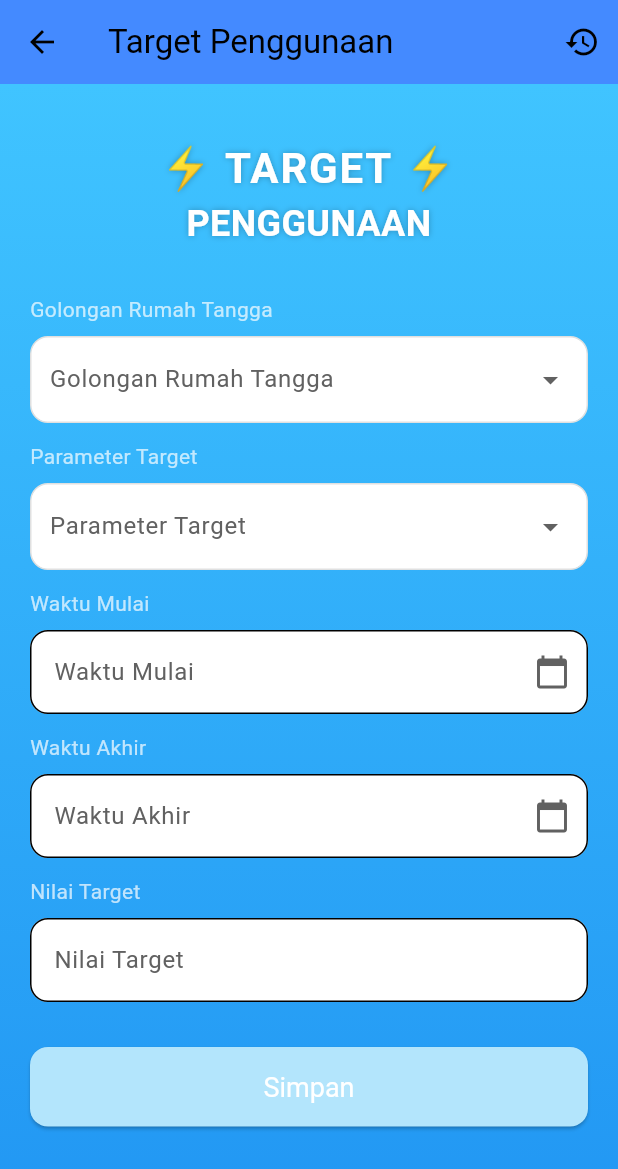
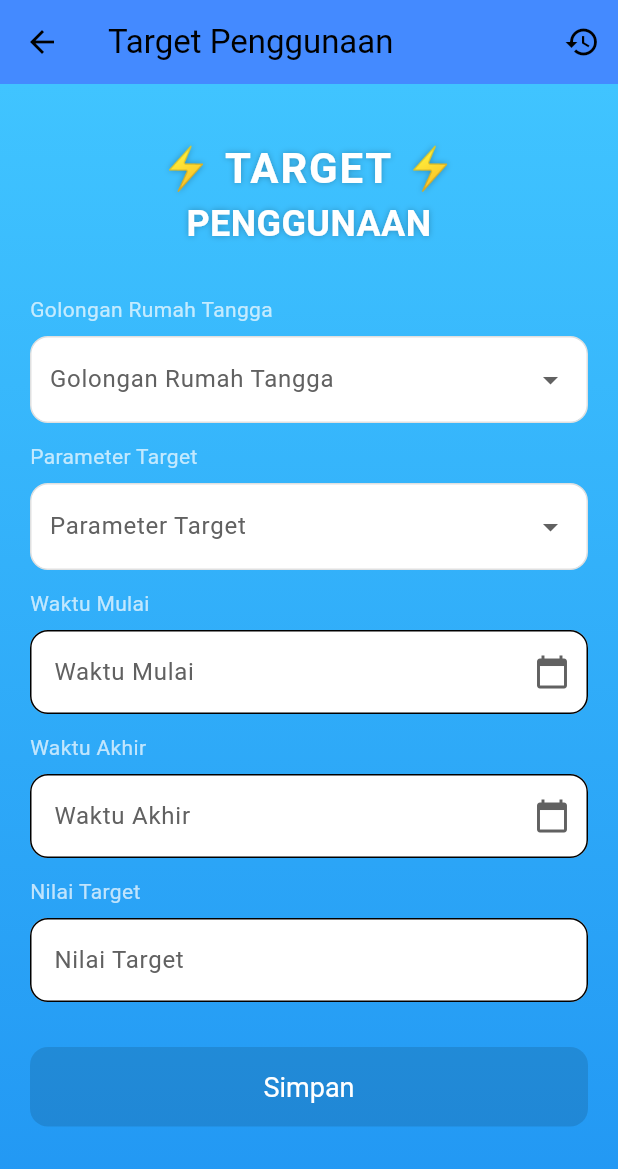
Before and after one commit to Shafasp26/emonic, a Flutter app: the screen it shows once a user with an empty profile is signed in, item 2 of the bottom bar chosen, on a phone screen of 412 x 824 dp. Shown: the top 1169 px of the screen. Run offline on Flutter 3.47's test engine with Material 3 defaults, Android fonts, the phone set to English and light mode, and no system bars; our stand-ins replace bloc, cloud_firestore, equatable, firebase_auth, firebase_core, flutter_bloc and 1 more; accounts and stored records are empty; network calls fail.

Commit message:
Perubahan halaman target, history dan penambahan file berhasil input

```diff
--- a/lib/screens/home/views/home_screen.dart
+++ b/lib/screens/home/views/home_screen.dart
@@ -1,7 +1,7 @@
 import 'package:flutter/material.dart';
 import 'package:flutter_bloc/flutter_bloc.dart';
 import 'package:emonic/blocs/authentication_bloc/authentication_bloc.dart';
-import 'package:emonic/screens/home/views/target_pengguna.dart'; // target_pengguna
+import 'package:emonic/screens/home/views/penggunaan/target_pengguna.dart'; // target_pengguna
 import 'package:emonic/screens/home/views/berita.dart'; // Pastikan ini mengarah ke BeritaScreen
 
 class HomeScreen extends StatefulWidget {
--- a/lib/screens/home/views/target_pengguna.dart
+++ b/lib/screens/home/views/penggunaan/target_pengguna.dart
@@ -1,6 +1,7 @@
 import 'package:flutter/material.dart';
 import 'package:cloud_firestore/cloud_firestore.dart';
-import 'package:emonic/screens/home/views/history_target_screen.dart'; // Pastikan path ini benar
+import 'package:emonic/screens/home/views/penggunaan/history_target_screen.dart'; // Pastikan path ini benar
+import 'package:emonic/screens/home/views/penggunaan/berhasil_input_screen.dart'; // Sesuaikan path ini
 
 class TargetPenggunaanScreen extends StatefulWidget {
   const TargetPenggunaanScreen({Key? key}) : super(key: key);
@@ -69,18 +70,12 @@ class _TargetPenggunaanScreenState extends State<TargetPenggunaanScreen> {
             'createdAt': Timestamp.now(),
           });
 
-          ScaffoldMessenger.of(context).showSnackBar(
-            const SnackBar(content: Text("Data berhasil disimpan")),
+          // Navigasi ke BerhasilInputScreen setelah berhasil menyimpan
+          Navigator.pushReplacement(
+            context,
+            MaterialPageRoute(builder: (context) => const BerhasilInputScreen()),
           );
 
-          // Bersihkan form setelah berhasil menyimpan
-          targetController.clear();
-          setState(() {
-            selectedGolongan = null;
-            selectedParameter = null;
-            startDate = null;
-            endDate = null;
-          });
         } catch (e) {
           // Handle error dengan lebih baik, misalnya tampilkan dialog error
           print("Terjadi error saat menyimpan data: $e");
@@ -177,7 +172,8 @@ class _TargetPenggunaanScreenState extends State<TargetPenggunaanScreen> {
                           Form(
                             key: _formKey,
                             child: Column(
-                              crossAxisAlignment: CrossAxisAlignment.start, // Mengatur alignment form
+                              crossAxisAlignment:
+                                  CrossAxisAlignment.start, // Mengatur alignment form
                               children: <Widget>[
                                 Text(
                                   "Golongan Rumah Tangga",
@@ -239,21 +235,35 @@ class _TargetPenggunaanScreenState extends State<TargetPenggunaanScreen> {
                                 SizedBox(
                                   width: double.infinity,
                                   child: ElevatedButton(
-                                    onPressed: _saveToFirestore,
+                                    onPressed: _isFormFilled()
+                                        ? _saveToFirestore
+                                        : null, // Nonaktifkan tombol jika form belum terisi
                                     style: ElevatedButton.styleFrom(
                                       padding: const EdgeInsets.symmetric(
                                           vertical: 16, horizontal: 50),
                                       shape: RoundedRectangleBorder(
                                           borderRadius:
                                               BorderRadius.circular(12)),
-                                      // Warna tombol berdasarkan status form
+                                      // Warna tombol dan teks berdasarkan status form
                                       backgroundColor: _isFormFilled()
-                                          ? Colors.blue
-                                          : Colors.lightBlue.shade100,
-                                      foregroundColor: Colors.white,
-                                      textStyle: const TextStyle(fontSize: 18),
+                                          ? const Color.fromARGB(
+                                              255, 250, 204, 2) // Kuning saat terisi
+                                          : Colors.lightBlue[100], // Biru sangat muda saat belum terisi
+                                      foregroundColor: _isFormFilled()
+                                          ? Colors.blue // Biru tua saat terisi
+                                          : Colors.white, // Putih saat belum terisi
+                                      textStyle:
+                                          const TextStyle(fontSize: 18),
                                     ),
-                                    child: const Text("Simpan"),
+                                    child: Text(
+                                      "Simpan",
+                                      style: TextStyle(
+                                        color: _isFormFilled()
+                                            ? const Color.fromARGB(
+                                                255, 255, 255, 255) // Putih saat terisi
+                                            : Colors.white, // Putih saat belum terisi
+                                      ),
+                                    ),
                                   ),
                                 ),
                               ],
@@ -280,15 +290,12 @@ class _TargetPenggunaanScreenState extends State<TargetPenggunaanScreen> {
     required Function(String?) onChanged,
   }) {
     return Container(
-      padding: EdgeInsets.symmetric(horizontal: 12),
-      // Add horizontal padding
+      padding: const EdgeInsets.symmetric(horizontal: 12),
       decoration: BoxDecoration(
         color: Colors.white,
-        // Background color for the dropdown
         borderRadius: BorderRadius.circular(12),
-        // Rounded corners
         border: Border.all(
-          color: Colors.grey[300]!, // Border color
+          color: Colors.grey[300]!,
         ),
       ),
       child: DropdownButtonFormField<String>(
@@ -297,32 +304,23 @@ class _TargetPenggunaanScreenState extends State<TargetPenggunaanScreen> {
         items: items.map((item) {
           return DropdownMenuItem<String>(
             value: item,
-            child: Text(item,
-                style: TextStyle(
-                    color:
-                        Colors.black)), // Text color for the options
+            child: Text(item, style: const TextStyle(color: Colors.black)),
           );
         }).toList(),
         decoration: InputDecoration(
           labelText: label,
-          // Label text
           labelStyle: TextStyle(color: Colors.grey[700]),
           border: InputBorder.none,
-          // Remove the default border
         ),
-        style: const TextStyle(
-            color:
-                Colors.black), // Text color when a value is selected
+        style: const TextStyle(color: Colors.black),
         validator: (value) {
           if (value == null || value.isEmpty) {
             return '$label harus dipilih';
           }
           return null;
         },
-        icon: Icon(Icons.arrow_drop_down,
-            color: Colors.grey[700]), // Custom dropdown icon color
-        isExpanded:
-            true, // Make the dropdown expand to the available width
+        icon: Icon(Icons.arrow_drop_down, color: Colors.grey[700]),
+        isExpanded: true,
       ),
     );
   }
@@ -334,28 +332,23 @@ class _TargetPenggunaanScreenState extends State<TargetPenggunaanScreen> {
     required VoidCallback onTap,
   }) {
     return TextFormField(
-      readOnly:
-          true, // Make the field read-only to prevent manual input
-      onTap:
-          onTap, // Trigger the date picker when the field is tapped
+      readOnly: true,
+      onTap: onTap,
       controller: TextEditingController(
         text: selectedDate != null
             ? "${selectedDate.day.toString().padLeft(2, '0')}/${selectedDate.month.toString().padLeft(2, '0')}/${selectedDate.year}"
-            : "", // Format the date
+            : "",
       ),
       decoration: InputDecoration(
         labelText: label,
-        // Label text
         labelStyle: TextStyle(color: Colors.grey[700]),
         filled: true,
-        fillColor: Colors.white, // White background
+        fillColor: Colors.white,
         border: OutlineInputBorder(
           borderRadius: BorderRadius.circular(12),
-          // Rounded corners
           borderSide: BorderSide(color: Colors.grey[300]!),
         ),
-        suffixIcon: Icon(Icons.calendar_today,
-            color: Colors.grey[700]), // Calendar icon
+        suffixIcon: Icon(Icons.calendar_today, color: Colors.grey[700]),
       ),
       validator: (value) {
         if (selectedDate == null) {
@@ -374,17 +367,14 @@ class _TargetPenggunaanScreenState extends State<TargetPenggunaanScreen> {
   }) {
     return TextFormField(
       controller: controller,
-      keyboardType:
-          TextInputType.number, // Use the appropriate keyboard type
+      keyboardType: TextInputType.number,
       decoration: InputDecoration(
         labelText: label,
-        // Label text
         labelStyle: TextStyle(color: Colors.grey[700]),
         filled: true,
-        fillColor: Colors.white, // White background
+        fillColor: Colors.white,
         border: OutlineInputBorder(
           borderRadius: BorderRadius.circular(12),
-          // Rounded corners
           borderSide: BorderSide(color: Colors.grey[300]!),
         ),
       ),
```
Also changed, not shown: lib/screens/home/views/penggunaan/berhasil_input_screen.dart (added, +86 -0 lines), lib/screens/home/views/penggunaan/history_target_screen.dart (renamed from lib/screens/home/views/history_target_screen.dart).
